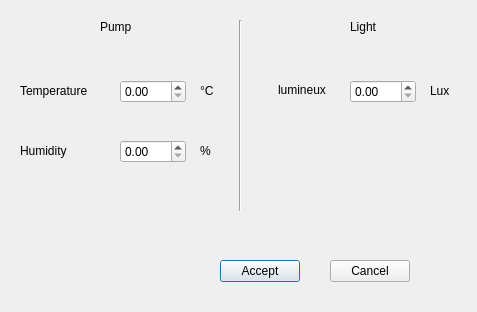
This is Pi-OBUSoftware/Terminal1/Dialog/configthreshold.ui in tuank60/gateway as Qt 5 draws it before an edit. The edited form follows.
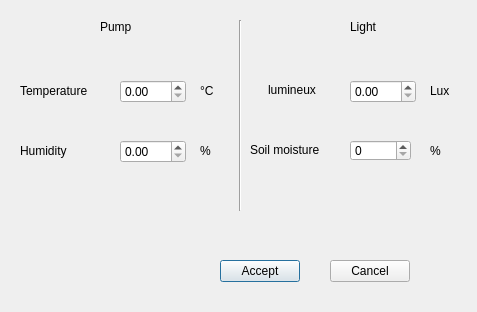
This is the edited form.

```diff
--- a/Pi-OBUSoftware/Terminal1/Dialog/configthreshold.ui
+++ b/Pi-OBUSoftware/Terminal1/Dialog/configthreshold.ui
@@ -87,7 +87,7 @@
     <rect>
      <x>20</x>
      <y>80</y>
-     <width>81</width>
+     <width>91</width>
      <height>21</height>
     </rect>
    </property>
@@ -111,9 +111,9 @@
   <widget class="QLabel" name="label_5">
    <property name="geometry">
     <rect>
-     <x>278</x>
+     <x>268</x>
      <y>80</y>
-     <width>61</width>
+     <width>71</width>
      <height>20</height>
     </rect>
    </property>
@@ -186,6 +186,42 @@
     <string>Cancel</string>
    </property>
   </widget>
+  <widget class="QLabel" name="label_9">
+   <property name="geometry">
+    <rect>
+     <x>430</x>
+     <y>140</y>
+     <width>21</width>
+     <height>21</height>
+    </rect>
+   </property>
+   <property name="text">
+    <string>%</string>
+   </property>
+  </widget>
+  <widget class="QLabel" name="label_10">
+   <property name="geometry">
+    <rect>
+     <x>250</x>
+     <y>140</y>
+     <width>91</width>
+     <height>20</height>
+    </rect>
+   </property>
+   <property name="text">
+    <string>Soil moisture</string>
+   </property>
+  </widget>
+  <widget class="QSpinBox" name="dsb_mois">
+   <property name="geometry">
+    <rect>
+     <x>350</x>
+     <y>140</y>
+     <width>61</width>
+     <height>21</height>
+    </rect>
+   </property>
+  </widget>
  </widget>
  <resources/>
  <connections/>
```
